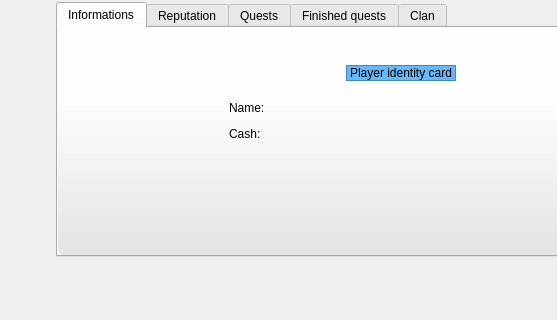
Qt form client/base/interface/BaseWindow.ui (alphaonex86/CatchChallenger) before a commit; both pictures show x 0 to 557 and y 158 to 478 of the 800 by 600 pixel window.
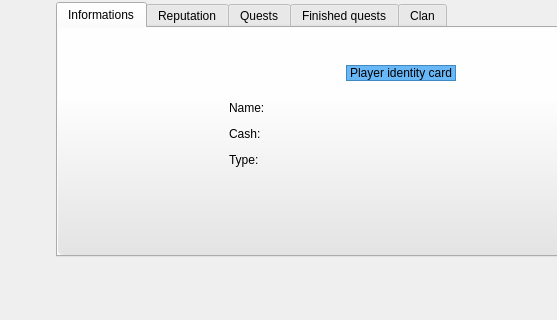
The same form after that commit. The open tabs and pages were chosen to show the change. Icons and pictures are not drawn.

Commit message: [Add] Player type into informations pannel (client)

What changed in the file:
```diff
--- a/client/base/interface/BaseWindow.ui
+++ b/client/base/interface/BaseWindow.ui
@@ -1411,6 +1411,52 @@
                          </item>
                         </layout>
                        </item>
+                       <item>
+                        <layout class="QHBoxLayout" name="horizontalLayout_63">
+                         <item>
+                          <widget class="QLabel" name="label_26">
+                           <property name="minimumSize">
+                            <size>
+                             <width>8</width>
+                             <height>8</height>
+                            </size>
+                           </property>
+                           <property name="maximumSize">
+                            <size>
+                             <width>8</width>
+                             <height>8</height>
+                            </size>
+                           </property>
+                           <property name="pixmap">
+                            <pixmap resource="../resources/client-resources.qrc">:/images/interface/player/point.png</pixmap>
+                           </property>
+                          </widget>
+                         </item>
+                         <item>
+                          <widget class="QLabel" name="label_27">
+                           <property name="text">
+                            <string>Type:</string>
+                           </property>
+                          </widget>
+                         </item>
+                         <item>
+                          <widget class="QLabel" name="player_informations_type"/>
+                         </item>
+                         <item>
+                          <spacer name="horizontalSpacer_61">
+                           <property name="orientation">
+                            <enum>Qt::Horizontal</enum>
+                           </property>
+                           <property name="sizeHint" stdset="0">
+                            <size>
+                             <width>40</width>
+                             <height>20</height>
+                            </size>
+                           </property>
+                          </spacer>
+                         </item>
+                        </layout>
+                       </item>
                        <item>
                         <spacer name="verticalSpacer">
                          <property name="orientation">
```
Left out of the diff: 4 changed lines with no effect on the pictures. The commit also changes 4 other files.
